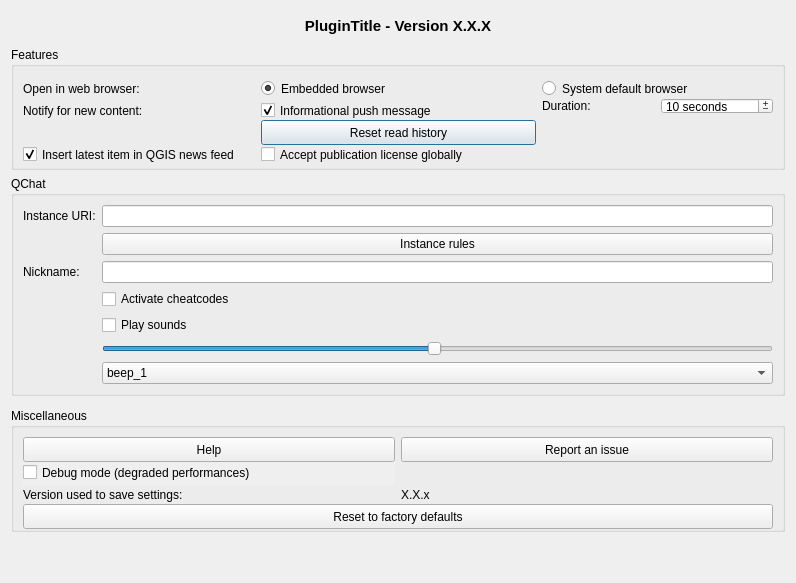
Qt form qtribu/gui/dlg_settings.ui (geotribu/qtribu) before a commit.
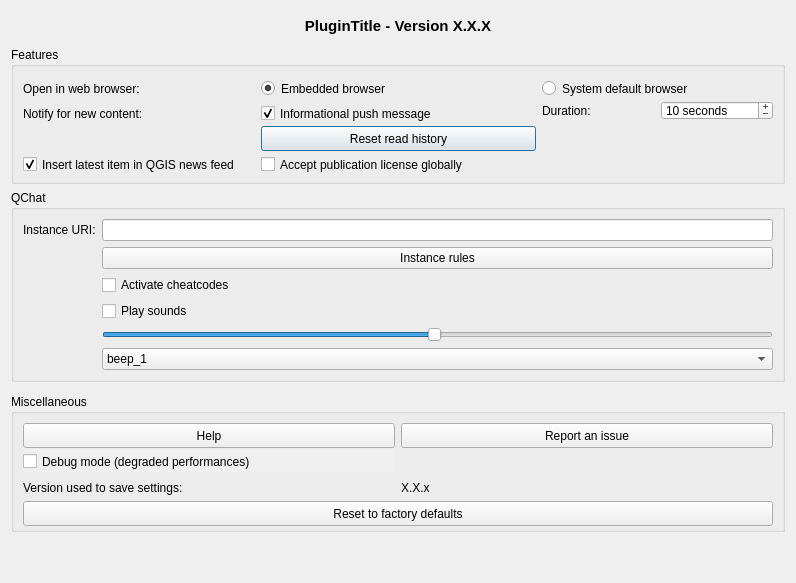
The same form after that commit. Icons and pictures are not drawn. Custom widgets are drawn as their Qt base class.

Commit message: move nickname to authoring widget

What changed in the file:
```diff
--- a/qtribu/gui/dlg_settings.ui
+++ b/qtribu/gui/dlg_settings.ui
@@ -313,19 +313,9 @@
         </property>
        </widget>
       </item>
-      <item row="5" column="0">
-       <widget class="QLabel" name="lbl_nickname">
-        <property name="text">
-         <string>Nickname:</string>
-        </property>
-       </widget>
-      </item>
       <item row="1" column="1">
        <widget class="QLineEdit" name="le_qchat_instance_uri"/>
       </item>
-      <item row="5" column="1">
-       <widget class="QLineEdit" name="le_qchat_nickname"/>
-      </item>
       <item row="2" column="1">
        <widget class="QPushButton" name="btn_rules">
         <property name="text">
@@ -333,21 +323,37 @@
         </property>
        </widget>
       </item>
-      <item row="6" column="1">
+      <item row="5" column="1">
        <widget class="QCheckBox" name="ckb_cheatcodes">
         <property name="text">
          <string>Activate cheatcodes</string>
         </property>
        </widget>
       </item>
-      <item row="7" column="1">
+      <item row="6" column="1">
        <widget class="QCheckBox" name="ckb_play_sounds">
         <property name="text">
          <string>Play sounds</string>
         </property>
        </widget>
       </item>
-      <item row="9" column="1">
+      <item row="7" column="1">
+       <widget class="QSlider" name="hsl_sound_volume">
+        <property name="minimum">
+         <number>1</number>
+        </property>
+        <property name="maximum">
+         <number>100</number>
+        </property>
+        <property name="value">
+         <number>50</number>
+        </property>
+        <property name="orientation">
+         <enum>Qt::Horizontal</enum>
+        </property>
+       </widget>
+      </item>
+      <item row="8" column="1">
        <widget class="QComboBox" name="cbb_ring_tone">
         <item>
          <property name="text">
@@ -401,22 +407,6 @@
         </item>
        </widget>
       </item>
-      <item row="8" column="1">
-       <widget class="QSlider" name="hsl_sound_volume">
-        <property name="minimum">
-         <number>1</number>
-        </property>
-        <property name="maximum">
-         <number>100</number>
-        </property>
-        <property name="value">
-         <number>50</number>
-        </property>
-        <property name="orientation">
-         <enum>Qt::Horizontal</enum>
-        </property>
-       </widget>
-      </item>
      </layout>
     </widget>
    </item>
```
The commit also changes 4 other files.
